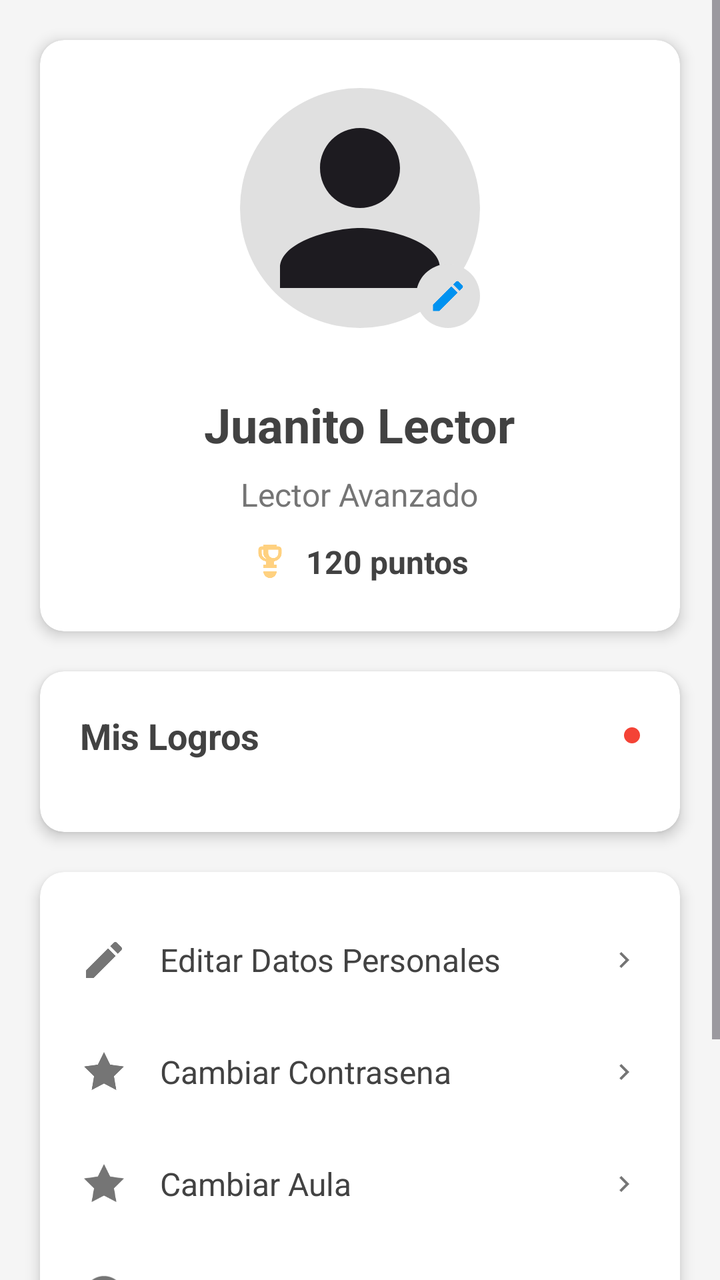
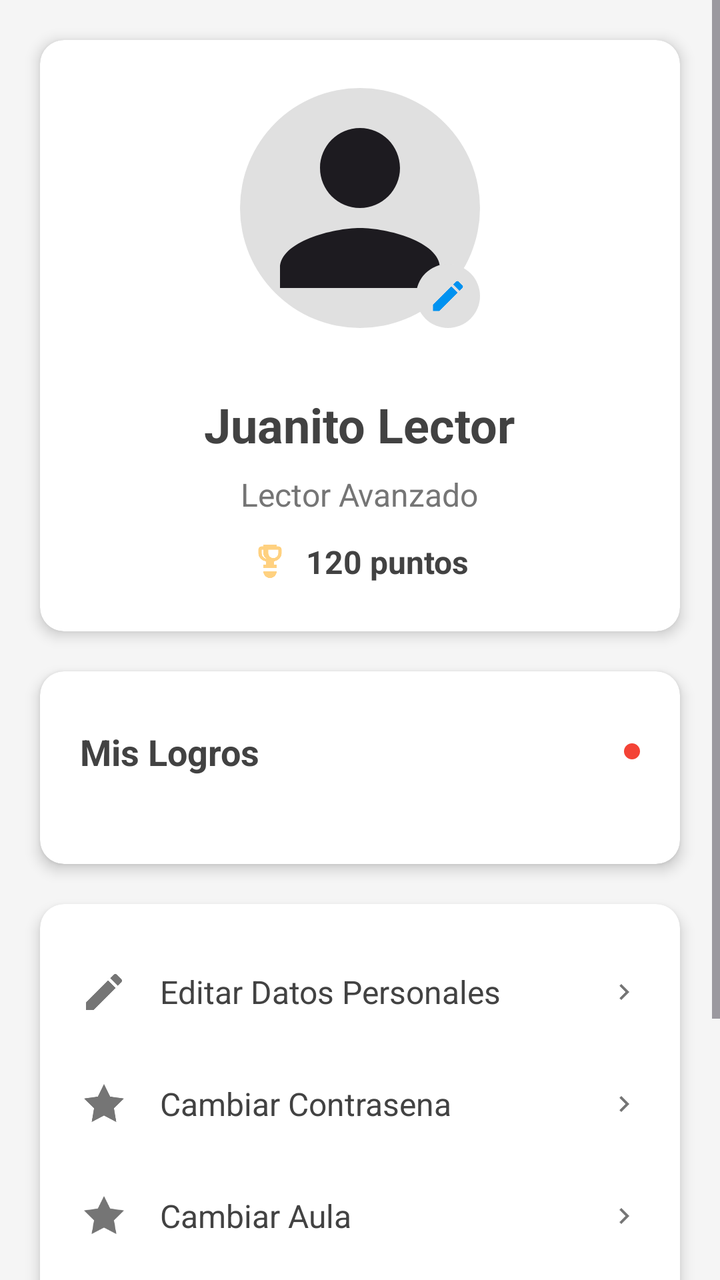

An Android layout rendered at two revisions. The XML below is the earlier revision; the diff shows what the commit changed to produce the second picture.
<!-- AndroidManifest.xml: application theme Theme.Lectana -->
<!-- res/layout/fragment_perfil.xml -->
<?xml version="1.0" encoding="utf-8"?>
<ScrollView xmlns:android="http://schemas.android.com/apk/res/android"
    xmlns:app="http://schemas.android.com/apk/res-auto"
    android:layout_width="match_parent"
    android:layout_height="match_parent"
    android:background="@color/fondo_claro">

    <LinearLayout
        android:layout_width="match_parent"
        android:layout_height="wrap_content"
        android:orientation="vertical"
        android:padding="20dp"
        android:paddingBottom="100dp"
        android:clipToPadding="false">

        
        <androidx.cardview.widget.CardView
            android:layout_width="match_parent"
            android:layout_height="wrap_content"
            android:layout_marginBottom="20dp"
            app:cardCornerRadius="12dp"
            app:cardElevation="4dp">

            <LinearLayout
                android:layout_width="match_parent"
                android:layout_height="wrap_content"
                android:orientation="vertical"
                android:padding="24dp"
                android:gravity="center_horizontal">

                
                <RelativeLayout
                    android:layout_width="wrap_content"
                    android:layout_height="wrap_content"
                    android:layout_marginBottom="16dp">

                    <ImageView
                        android:id="@+id/foto_perfil_estudiante"
                        android:layout_width="120dp"
                        android:layout_height="120dp"
                        android:src="@drawable/ic_person"
                        android:scaleType="centerCrop"
                        android:background="@drawable/circle_background"
                        android:layout_marginBottom="16dp" />

                    <ImageView
                        android:id="@+id/boton_editar_foto"
                        android:layout_width="32dp"
                        android:layout_height="32dp"
                        android:layout_alignBottom="@id/foto_perfil_estudiante"
                        android:layout_alignEnd="@id/foto_perfil_estudiante"
                        android:layout_marginBottom="0dp"
                        android:layout_marginEnd="0dp"
                        android:src="@drawable/ic_edit"
                        android:tint="@color/azul_claro"
                        android:background="@drawable/circle_background"
                        android:padding="6dp" />

                </RelativeLayout>

                <TextView
                    android:id="@+id/nombre_estudiante_perfil"
                    android:layout_width="wrap_content"
                    android:layout_height="wrap_content"
                    android:text="Juanito Lector"
                    android:textColor="@color/gris_oscuro"
                    android:textSize="24sp"
                    android:textStyle="bold"
                    android:layout_marginBottom="8dp" />

                <TextView
                    android:id="@+id/nivel_estudiante_perfil"
                    android:layout_width="wrap_content"
                    android:layout_height="wrap_content"
                    android:text="Lector Avanzado"
                    android:textColor="@color/gris_medio"
                    android:textSize="16sp"
                    android:layout_marginBottom="12dp" />

                
                <LinearLayout
                    android:layout_width="wrap_content"
                    android:layout_height="wrap_content"
                    android:orientation="horizontal"
                    android:gravity="center_vertical">

                    <ImageView
                        android:layout_width="20dp"
                        android:layout_height="20dp"
                        android:src="@drawable/ic_trophy"
                        android:tint="@color/naranjaPastel"
                        android:layout_marginEnd="8dp" />

                    <TextView
                        android:id="@+id/puntos_estudiante_perfil"
                        android:layout_width="wrap_content"
                        android:layout_height="wrap_content"
                        android:text="120 puntos"
                        android:textColor="@color/gris_oscuro"
                        android:textSize="16sp"
                        android:textStyle="bold" />

                </LinearLayout>

            </LinearLayout>

        </androidx.cardview.widget.CardView>

        
        <androidx.cardview.widget.CardView
            android:layout_width="match_parent"
            android:layout_height="wrap_content"
            android:layout_marginBottom="20dp"
            app:cardCornerRadius="12dp"
            app:cardElevation="4dp">

            <LinearLayout
                android:layout_width="match_parent"
                android:layout_height="wrap_content"
                android:orientation="vertical"
                android:padding="20dp">

                <LinearLayout
                    android:layout_width="match_parent"
                    android:layout_height="wrap_content"
                    android:orientation="horizontal"
                    android:gravity="center_vertical"
                    android:layout_marginBottom="16dp">

                    <TextView
                        android:layout_width="0dp"
                        android:layout_height="wrap_content"
                        android:layout_weight="1"
                        android:text="Mis Logros"
                        android:textColor="@color/gris_oscuro"
                        android:textSize="18sp"
                        android:textStyle="bold" />

                    <View
                        android:layout_width="8dp"
                        android:layout_height="8dp"
                        android:background="@drawable/circle_red" />

                </LinearLayout>

                
                <FrameLayout
                    android:layout_width="match_parent"
                    android:layout_height="wrap_content">

                    <ProgressBar
                        android:id="@+id/progress_bar_logros"
                        android:layout_width="wrap_content"
                        android:layout_height="wrap_content"
                        android:layout_gravity="center"
                        android:visibility="gone" />

                    <androidx.recyclerview.widget.RecyclerView
                        android:id="@+id/recycler_view_logros"
                        android:layout_width="match_parent"
                        android:layout_height="wrap_content"
                        android:nestedScrollingEnabled="false" />

                </FrameLayout>

            </LinearLayout>

        </androidx.cardview.widget.CardView>

        
        <androidx.cardview.widget.CardView
            android:layout_width="match_parent"
            android:layout_height="wrap_content"
            android:layout_marginBottom="20dp"
            app:cardCornerRadius="12dp"
            app:cardElevation="4dp">

            <LinearLayout
                android:layout_width="match_parent"
                android:layout_height="wrap_content"
                android:orientation="vertical"
                android:padding="20dp">

                
                <LinearLayout
                    android:id="@+id/opcion_editar_datos"
                    android:layout_width="match_parent"
                    android:layout_height="wrap_content"
                    android:orientation="horizontal"
                    android:gravity="center_vertical"
                    android:paddingVertical="12dp"
                    android:layout_marginBottom="8dp"
                    android:background="?attr/selectableItemBackground">

                    <ImageView
                        android:layout_width="24dp"
                        android:layout_height="24dp"
                        android:src="@drawable/ic_edit"
                        android:tint="@color/gris_medio"
                        android:layout_marginEnd="16dp" />

                    <TextView
                        android:layout_width="0dp"
                        android:layout_height="wrap_content"
                        android:layout_weight="1"
                        android:text="Editar Datos Personales"
                        android:textColor="@color/gris_oscuro"
                        android:textSize="16sp" />

                    <ImageView
                        android:layout_width="16dp"
                        android:layout_height="16dp"
                        android:src="@drawable/ic_arrow_forward"
                        android:tint="@color/gris_medio" />

                </LinearLayout>

                
                <LinearLayout
                    android:id="@+id/opcion_cambiar_password"
                    android:layout_width="match_parent"
                    android:layout_height="wrap_content"
                    android:orientation="horizontal"
                    android:gravity="center_vertical"
                    android:paddingVertical="12dp"
                    android:layout_marginBottom="8dp"
                    android:clickable="true"
                    android:focusable="true"
                    android:background="?attr/selectableItemBackground">

                    <ImageView
                        android:layout_width="24dp"
                        android:layout_height="24dp"
                        android:src="@drawable/ic_key"
                        android:tint="@color/gris_medio"
                        android:layout_marginEnd="16dp" />

                    <TextView
                        android:layout_width="0dp"
                        android:layout_height="wrap_content"
                        android:layout_weight="1"
                        android:text="Cambiar Contrasena"
                        android:textColor="@color/gris_oscuro"
                        android:textSize="16sp" />

                    <ImageView
                        android:layout_width="16dp"
                        android:layout_height="16dp"
                        android:src="@drawable/ic_arrow_forward"
                        android:tint="@color/gris_medio" />

                </LinearLayout>

                
                <LinearLayout
                    android:id="@+id/opcion_cambiar_aula"
                    android:layout_width="match_parent"
                    android:layout_height="wrap_content"
                    android:orientation="horizontal"
                    android:gravity="center_vertical"
                    android:paddingVertical="12dp"
                    android:layout_marginBottom="8dp"
                    android:clickable="true"
                    android:focusable="true"
                    android:background="?attr/selectableItemBackground">

                    <ImageView
                        android:layout_width="24dp"
                        android:layout_height="24dp"
                        android:src="@drawable/ic_classroom"
                        android:tint="@color/gris_medio"
                        android:layout_marginEnd="16dp" />

                    <TextView
                        android:layout_width="0dp"
                        android:layout_height="wrap_content"
                        android:layout_weight="1"
                        android:text="Cambiar Aula"
                        android:textColor="@color/gris_oscuro"
                        android:textSize="16sp" />

                    <ImageView
                        android:layout_width="16dp"
                        android:layout_height="16dp"
                        android:src="@drawable/ic_arrow_forward"
                        android:tint="@color/gris_medio" />

                </LinearLayout>

                
                <LinearLayout
                    android:id="@+id/opcion_centro_ayuda"
                    android:layout_width="match_parent"
                    android:layout_height="wrap_content"
                    android:orientation="horizontal"
                    android:gravity="center_vertical"
                    android:paddingVertical="12dp"
                    android:layout_marginBottom="8dp">

                    <ImageView
                        android:layout_width="24dp"
                        android:layout_height="24dp"
                        android:src="@drawable/ic_help"
                        android:tint="@color/gris_medio"
                        android:layout_marginEnd="16dp" />

                    <TextView
                        android:layout_width="0dp"
                        android:layout_height="wrap_content"
                        android:layout_weight="1"
                        android:text="Centro de Ayuda"
                        android:textColor="@color/gris_oscuro"
                        android:textSize="16sp" />

                    <ImageView
                        android:layout_width="16dp"
                        android:layout_height="16dp"
                        android:src="@drawable/ic_arrow_forward"
                        android:tint="@color/gris_medio" />

                </LinearLayout>

                <LinearLayout
                    android:id="@+id/opcion_cerrar_sesion"
                    android:layout_width="match_parent"
                    android:layout_height="wrap_content"
                    android:orientation="horizontal"
                    android:gravity="center_vertical"
                    android:paddingVertical="12dp">

                    <ImageView
                        android:layout_width="24dp"
                        android:layout_height="24dp"
                        android:src="@drawable/ic_logout"
                        android:tint="@color/rojo"
                        android:layout_marginEnd="16dp" />

                    <TextView
                        android:layout_width="0dp"
                        android:layout_height="wrap_content"
                        android:layout_weight="1"
                        android:text="Cerrar Sesion"
                        android:textColor="@color/rojo"
                        android:textSize="16sp"
                        android:textStyle="bold" />

                    <ImageView
                        android:layout_width="16dp"
                        android:layout_height="16dp"
                        android:src="@drawable/ic_arrow_forward"
                        android:tint="@color/rojo" />

                </LinearLayout>

            </LinearLayout>

        </androidx.cardview.widget.CardView>

    </LinearLayout>

</ScrollView>
<!-- resources referenced by this layout -->
<resources>
  <color name="azul_claro">#0092F0</color>
  <color name="fondo_claro">#F5F5F5</color>
  <color name="gris_medio">#757575</color>
  <color name="gris_oscuro">#424242</color>
  <color name="naranjaPastel">#FFD180</color>
  <color name="rojo">#F44336</color>
  <!-- drawable circle_background (drawable) -->
  <?xml version="1.0" encoding="utf-8"?>
  <shape xmlns:android="http://schemas.android.com/apk/res/android"
      android:shape="oval">
      <solid android:color="@color/gris_claro" />
      <size android:width="48dp" android:height="48dp" />
  </shape>
  <!-- drawable circle_red (drawable) -->
  <?xml version="1.0" encoding="utf-8"?>
  <shape xmlns:android="http://schemas.android.com/apk/res/android"
      android:shape="oval">
      <solid android:color="@color/rojo" />
      <size android:width="8dp" android:height="8dp" />
  </shape>
  <!-- drawable ic_arrow_forward (drawable) -->
  <?xml version="1.0" encoding="utf-8"?>
  <vector xmlns:android="http://schemas.android.com/apk/res/android"
      android:width="24dp"
      android:height="24dp"
      android:viewportWidth="24"
      android:viewportHeight="24"
      android:tint="?attr/colorOnSurface">
    <path
        android:fillColor="@android:color/white"
        android:pathData="M8.59,16.59L13.17,12 8.59,7.41 10,6l6,6 -6,6 -1.41,-1.41z"/>
  </vector>
  <!-- drawable ic_classroom (drawable) -->
  <?xml version="1.0" encoding="utf-8"?>
  <vector xmlns:android="http://schemas.android.com/apk/res/android"
      android:width="24dp"
      android:height="24dp"
      android:viewportWidth="24"
      android:viewportHeight="24"
      android:tint="?attr/colorOnSurface">
    <path
        android:fillColor="@android:color/white"
        android:pathData="M12,2l3.09,6.26L22,9.27l-5,4.87 1.18,6.88L12,17.77l-6.18,3.25L7,14.14 2,9.27l6.91,-1.01L12,2z"/>
  </vector>
  <!-- drawable ic_help (drawable) -->
  <?xml version="1.0" encoding="utf-8"?>
  <vector xmlns:android="http://schemas.android.com/apk/res/android"
      android:width="24dp"
      android:height="24dp"
      android:viewportWidth="24"
      android:viewportHeight="24"
      android:tint="?attr/colorOnSurface">
    <path
        android:fillColor="@android:color/white"
        android:pathData="M12,2C6.48,2 2,6.48 2,12s4.48,10 10,10 10,-4.48 10,-10S17.52,2 12,2zM13,17h-2v-6h2v6zM13,9h-2L11,7h2v2z"/>
  </vector>
  <!-- drawable ic_key (drawable) -->
  <?xml version="1.0" encoding="utf-8"?>
  <vector xmlns:android="http://schemas.android.com/apk/res/android"
      android:width="24dp"
      android:height="24dp"
      android:viewportWidth="24"
      android:viewportHeight="24"
      android:tint="?attr/colorOnSurface">
    <path
        android:fillColor="@android:color/white"
        android:pathData="M12,2l3.09,6.26L22,9.27l-5,4.87 1.18,6.88L12,17.77l-6.18,3.25L7,14.14 2,9.27l6.91,-1.01L12,2z"/>
  </vector>
  <!-- drawable ic_logout (drawable) -->
  <?xml version="1.0" encoding="utf-8"?>
  <vector xmlns:android="http://schemas.android.com/apk/res/android"
      android:width="24dp"
      android:height="24dp"
      android:viewportWidth="24"
      android:viewportHeight="24"
      android:tint="?attr/colorOnSurface">
    <path
        android:fillColor="@android:color/white"
        android:pathData="M17,7l-1.41,1.41L18.17,11H8v2h10.17l-2.58,2.58L17,17l5,-5zM4,5h8V3H4C2.9,3 2,3.9 2,5v14c0,1.1 0.9,2 2,2h8v-2H4V5z"/>
  </vector>
  <style name="Theme.Lectana" parent="Base.Theme.Lectana" />
  <color name="gris_claro">#E0E0E0</color>
  <style name="Base.Theme.Lectana" parent="Theme.Material3.DayNight.NoActionBar">
          
          
      </style>
  <!-- unchanged entries left out for length: 3 -->
</resources>

<!-- the commit's change to res/layout/fragment_perfil.xml (unified diff, before → after) -->
@@ -121,11 +121,14 @@
                 android:padding="20dp">
 
                 <LinearLayout
-                    android:layout_width="match_parent"
-                    android:layout_height="wrap_content"
-                    android:orientation="horizontal"
-                    android:gravity="center_vertical"
-                    android:layout_marginBottom="16dp">
+                    android:id="@+id/header_mis_logros"
+                    android:layout_width="match_parent"
+                    android:layout_height="wrap_content"
+                    android:orientation="horizontal"
+                    android:gravity="center_vertical"
+                    android:layout_marginBottom="16dp"
+                    android:background="?attr/selectableItemBackground"
+                    android:paddingVertical="8dp">
 
                     <TextView
                         android:layout_width="0dp"
